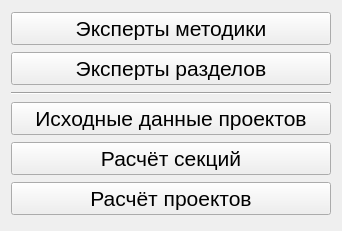
Old version of the form expertreviewlib/modechooser.ui in the repository AndreyMlashkin/ExpertReview.
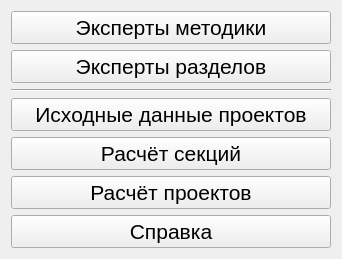
New version of the form.

Diff of the .ui file:
```diff
--- a/expertreviewlib/modechooser.ui
+++ b/expertreviewlib/modechooser.ui
@@ -7,7 +7,7 @@
     <x>0</x>
     <y>0</y>
     <width>342</width>
-    <height>231</height>
+    <height>255</height>
    </rect>
   </property>
   <property name="windowTitle">
@@ -81,6 +81,18 @@
      </property>
     </widget>
    </item>
+   <item>
+    <widget class="QPushButton" name="help">
+     <property name="font">
+      <font>
+       <pointsize>16</pointsize>
+      </font>
+     </property>
+     <property name="text">
+      <string>Справка</string>
+     </property>
+    </widget>
+   </item>
   </layout>
  </widget>
  <resources/>
```
